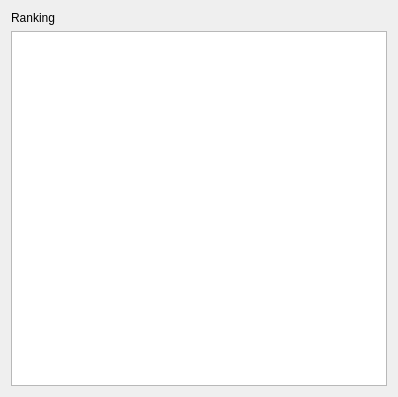
xaviermawet/MagneeCuistax2014, file Widgets/DataViewer.ui: the form before one commit.
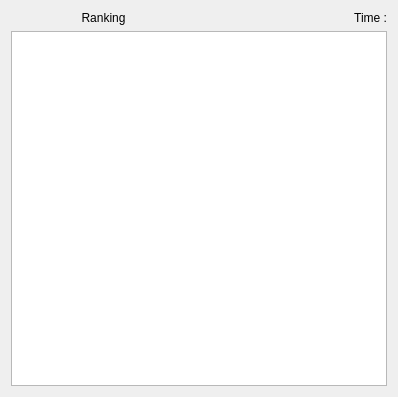
The form after the commit.

Commit message: Added method for managing NStopWatch buttons visibility

```diff
--- a/Widgets/DataViewer.ui
+++ b/Widgets/DataViewer.ui
@@ -21,6 +21,19 @@
        <property name="text">
         <string>Ranking</string>
        </property>
+       <property name="alignment">
+        <set>Qt::AlignCenter</set>
+       </property>
+      </widget>
+     </item>
+     <item>
+      <widget class="QLabel" name="labelTime">
+       <property name="text">
+        <string>Time :</string>
+       </property>
+       <property name="alignment">
+        <set>Qt::AlignRight|Qt::AlignTrailing|Qt::AlignVCenter</set>
+       </property>
       </widget>
      </item>
     </layout>
```
The commit also changes 3 other files.
